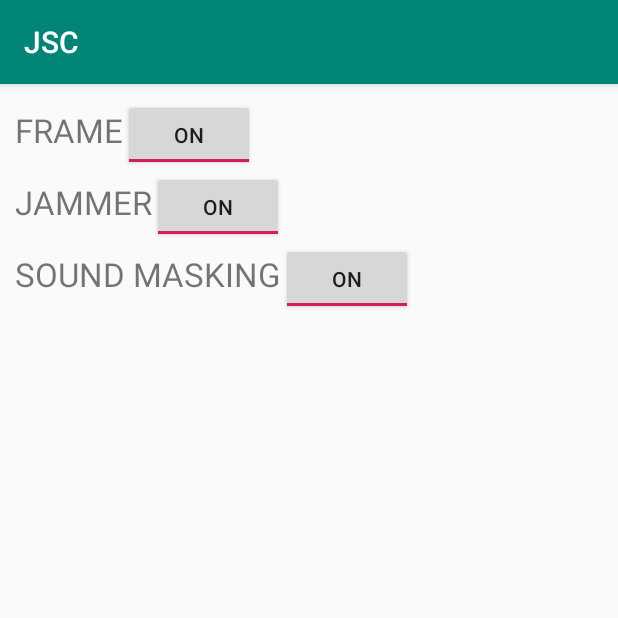
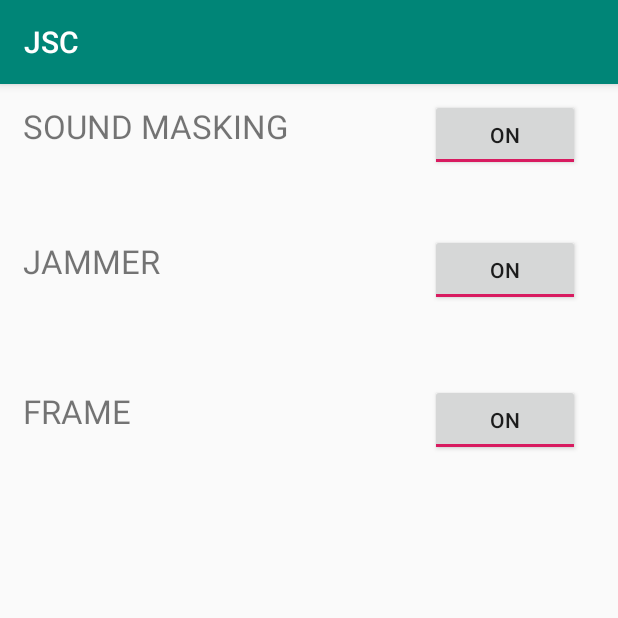
Before and after one commit to okyzaprabowo/relay-bluetooth-arduino-android, an Android app: the screen it shows after launch (MainActivity), on a phone screen of 412 x 824 dp, the top half of it. Run offline under Robolectric (Android 15) with nearby library versions, the light colour scheme and no system bars.

Commit message:
fix display

```diff
--- a/JSC/app/src/main/java/com/sumapala/jsc/MainActivity.java
+++ b/JSC/app/src/main/java/com/sumapala/jsc/MainActivity.java
@@ -58,16 +58,16 @@ public class MainActivity extends AppCompatActivity {
             public void onCheckedChanged(CompoundButton buttonView, boolean isChecked) {
                 if (isChecked) {
                     // The toggle is enabled
-                    sendData("3");
+                    sendData("1");
                     Toast msg = Toast.makeText(getBaseContext(),
-                            "You have clicked On", Toast.LENGTH_SHORT);
+                            "You have clicked Off", Toast.LENGTH_SHORT);
                     msg.show();
 
                 } else {
                     // The toggle is disabled
                     sendData("0");
                     Toast msg = Toast.makeText(getBaseContext(),
-                            "You have clicked Off", Toast.LENGTH_SHORT);
+                            "You have clicked On", Toast.LENGTH_SHORT);
                     msg.show();
                 }
             }
@@ -79,14 +79,14 @@ public class MainActivity extends AppCompatActivity {
                     // The toggle is enabled
                     sendData("3");
                     Toast msg = Toast.makeText(getBaseContext(),
-                            "You have clicked On", Toast.LENGTH_SHORT);
+                            "You have clicked Off", Toast.LENGTH_SHORT);
                     msg.show();
 
                 } else {
                     // The toggle is disabled
-                    sendData("0");
+                    sendData("2");
                     Toast msg = Toast.makeText(getBaseContext(),
-                            "You have clicked Off", Toast.LENGTH_SHORT);
+                            "You have clicked On", Toast.LENGTH_SHORT);
                     msg.show();
                 }
             }
@@ -96,16 +96,16 @@ public class MainActivity extends AppCompatActivity {
             public void onCheckedChanged(CompoundButton buttonView, boolean isChecked) {
                 if (isChecked) {
                     // The toggle is enabled
-                    sendData("3");
+                    sendData("5");
                     Toast msg = Toast.makeText(getBaseContext(),
-                            "You have clicked On", Toast.LENGTH_SHORT);
+                            "You have clicked Off", Toast.LENGTH_SHORT);
                     msg.show();
 
                 } else {
                     // The toggle is disabled
-                    sendData("0");
+                    sendData("4");
                     Toast msg = Toast.makeText(getBaseContext(),
-                            "You have clicked Off", Toast.LENGTH_SHORT);
+                            "You have clicked On", Toast.LENGTH_SHORT);
                     msg.show();
                 }
             }
--- a/JSC/app/src/main/res/layout/activity_main.xml
+++ b/JSC/app/src/main/res/layout/activity_main.xml
@@ -7,74 +7,16 @@
     tools:context=".MainActivity"
     tools:layout_editor_absoluteY="81dp">
 
-
-    <LinearLayout
-        android:layout_width="match_parent"
-        android:layout_height="match_parent"
-        android:orientation="vertical"
-        android:paddingLeft="10dp"
-        android:paddingTop="10dp"
-        android:paddingRight="10dp">
-
-        <LinearLayout
-            android:layout_width="match_parent"
+    <RelativeLayout xmlns:android="http://schemas.android.com/apk/res/android"
+        android:layout_width="fill_parent"
         android:layout_height="wrap_content"
-            android:orientation="horizontal" >
-
-            <TextView
-                android:id="@+id/tvDevice"
-                android:layout_width="wrap_content"
-                android:layout_height="wrap_content"
-                android:ellipsize="end"
-                android:singleLine="true"
-                android:text="@string/device"
-                android:textSize="22sp" />
-
-            <ToggleButton
-                android:id="@+id/tb1"
-                android:layout_width="wrap_content"
-                android:layout_height="wrap_content"
-                android:layout_alignParentEnd="true"
-                android:layout_alignParentRight="false"
-                android:checked="true"
-                android:text="@string/on"
-                android:textOff="@string/off"
-                android:textOn="@string/on" />
-
-        </LinearLayout>
-
-        <LinearLayout
-            android:layout_width="match_parent"
-            android:layout_height="wrap_content"
-            android:orientation="horizontal" >
-
-            <TextView
-                android:id="@+id/tvJammer"
-                android:layout_width="wrap_content"
-                android:layout_height="wrap_content"
-                android:ellipsize="end"
-                android:singleLine="true"
-                android:text="@string/jammer"
-                android:textSize="22sp" />
-
-            <ToggleButton
-                android:id="@+id/tb2"
-                android:layout_width="wrap_content"
-                android:layout_height="wrap_content"
-                android:text="@string/on"
-                android:textOff="@string/off"
-                android:textOn="@string/on"
-                android:checked="true"/>
-
-        </LinearLayout>
-
-        <LinearLayout
-            android:layout_width="match_parent"
-            android:layout_height="wrap_content"
+        android:layout_marginTop="35dp"
         android:orientation="horizontal" >
 
         <TextView
             android:id="@+id/tvSound"
+            android:layout_marginLeft="15dp"
+            android:layout_marginTop="13dp"
             android:layout_width="wrap_content"
             android:layout_height="wrap_content"
             android:ellipsize="end"
@@ -84,14 +26,64 @@
 
         <ToggleButton
             android:id="@+id/tb3"
-                android:layout_width="wrap_content"
+            android:layout_width="100dp"
             android:layout_height="wrap_content"
+            android:layout_alignParentRight="true"
+            android:layout_marginLeft="10dp"
+            android:layout_marginRight="25dp"
+            android:layout_marginTop="10dp"
             android:text="@string/on"
             android:textOff="@string/off"
             android:textOn="@string/on"
             android:checked="true"/>
 
-        </LinearLayout>
+        <TextView
+            android:id="@+id/tvJammer"
+            android:layout_width="wrap_content"
+            android:layout_height="wrap_content"
+            android:layout_marginLeft="15dp"
+            android:layout_marginTop="103dp"
+            android:ellipsize="end"
+            android:singleLine="true"
+            android:text="@string/jammer"
+            android:textSize="22sp" />
 
-    </LinearLayout>
+        <ToggleButton
+            android:id="@+id/tb2"
+            android:layout_width="100dp"
+            android:layout_height="wrap_content"
+            android:layout_alignParentRight="true"
+            android:layout_marginLeft="10dp"
+            android:layout_marginRight="25dp"
+            android:layout_marginTop="100dp"
+            android:text="@string/on"
+            android:textOff="@string/off"
+            android:textOn="@string/on"
+            android:checked="true"/>
+
+        <TextView
+            android:id="@+id/tvDevice"
+            android:layout_width="wrap_content"
+            android:layout_height="wrap_content"
+            android:layout_marginLeft="15dp"
+            android:layout_marginTop="203dp"
+            android:ellipsize="end"
+            android:singleLine="true"
+            android:text="@string/device"
+            android:textSize="22sp" />
+
+        <ToggleButton
+            android:id="@+id/tb1"
+            android:layout_width="100dp"
+            android:layout_height="wrap_content"
+            android:layout_alignParentRight="true"
+            android:layout_marginLeft="10dp"
+            android:layout_marginRight="25dp"
+            android:layout_marginTop="200dp"
+            android:checked="true"
+            android:text="@string/on"
+            android:textOff="@string/off"
+            android:textOn="@string/on" />
+
+    </RelativeLayout>
 </android.support.constraint.ConstraintLayout>
```
Also changed, not shown: 1 other file. Lines whose indentation alone changed are shown as unchanged.
